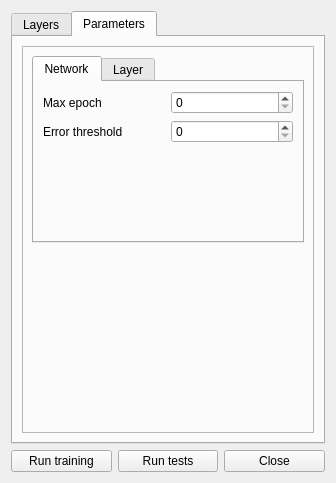
kee-reel/PLAG, file Plugins/NeuralNetworkView/mainform.ui: the form before one commit.
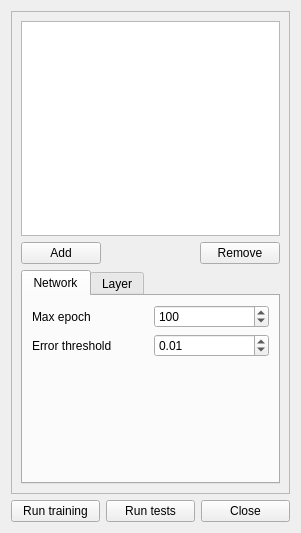
The form after the commit. The open tabs and pages were chosen to show the change.

Patch:
```diff
--- a/Plugins/NeuralNetworkView/mainform.ui
+++ b/Plugins/NeuralNetworkView/mainform.ui
@@ -6,8 +6,8 @@
    <rect>
     <x>0</x>
     <y>0</y>
-    <width>336</width>
-    <height>483</height>
+    <width>301</width>
+    <height>533</height>
    </rect>
   </property>
   <property name="windowTitle">
@@ -15,26 +15,6 @@
   </property>
   <layout class="QVBoxLayout" name="verticalLayout_6">
    <item>
-    <widget class="QTabWidget" name="tabWidget_2">
-     <property name="currentIndex">
-      <number>1</number>
-     </property>
-     <widget class="QWidget" name="tabLayers">
-      <attribute name="title">
-       <string>Layers</string>
-      </attribute>
-      <layout class="QVBoxLayout" name="verticalLayout_4">
-       <item>
-        <widget class="QListView" name="listView"/>
-       </item>
-      </layout>
-     </widget>
-     <widget class="QWidget" name="tabParameters">
-      <attribute name="title">
-       <string>Parameters</string>
-      </attribute>
-      <layout class="QVBoxLayout" name="verticalLayout_5">
-       <item>
         <widget class="QFrame" name="frame">
          <property name="frameShape">
           <enum>QFrame::StyledPanel</enum>
@@ -43,6 +23,40 @@
           <enum>QFrame::Raised</enum>
          </property>
          <layout class="QVBoxLayout" name="verticalLayout_3">
+      <item>
+       <widget class="QListView" name="listView"/>
+      </item>
+      <item>
+       <layout class="QHBoxLayout" name="horizontalLayout_3">
+        <item>
+         <widget class="QPushButton" name="buttonAdd">
+          <property name="text">
+           <string>Add</string>
+          </property>
+         </widget>
+        </item>
+        <item>
+         <spacer name="horizontalSpacer">
+          <property name="orientation">
+           <enum>Qt::Horizontal</enum>
+          </property>
+          <property name="sizeHint" stdset="0">
+           <size>
+            <width>40</width>
+            <height>20</height>
+           </size>
+          </property>
+         </spacer>
+        </item>
+        <item>
+         <widget class="QPushButton" name="buttonRemove">
+          <property name="text">
+           <string>Remove</string>
+          </property>
+         </widget>
+        </item>
+       </layout>
+      </item>
           <item>
            <widget class="QTabWidget" name="tabWidget">
             <property name="currentIndex">
@@ -63,7 +77,20 @@
                  </widget>
                 </item>
                 <item>
-                 <widget class="QSpinBox" name="spinBox"/>
+             <widget class="QSpinBox" name="spinEpoch">
+              <property name="accelerated">
+               <bool>true</bool>
+              </property>
+              <property name="minimum">
+               <number>1</number>
+              </property>
+              <property name="maximum">
+               <number>10000</number>
+              </property>
+              <property name="value">
+               <number>100</number>
+              </property>
+             </widget>
                 </item>
                </layout>
               </item>
@@ -77,7 +104,26 @@
                  </widget>
                 </item>
                 <item>
-                 <widget class="QSpinBox" name="spinBox_2"/>
+             <widget class="QDoubleSpinBox" name="spinErrorThreshold">
+              <property name="accelerated">
+               <bool>true</bool>
+              </property>
+              <property name="decimals">
+               <number>2</number>
+              </property>
+              <property name="minimum">
+               <double>0.000000000000000</double>
+              </property>
+              <property name="maximum">
+               <double>1.000000000000000</double>
+              </property>
+              <property name="singleStep">
+               <double>0.010000000000000</double>
+              </property>
+              <property name="value">
+               <double>0.010000000000000</double>
+              </property>
+             </widget>
                 </item>
                </layout>
               </item>
@@ -175,24 +221,7 @@
             </widget>
            </widget>
           </item>
-          <item>
-           <spacer name="verticalSpacer">
-            <property name="orientation">
-             <enum>Qt::Vertical</enum>
-            </property>
-            <property name="sizeHint" stdset="0">
-             <size>
-              <width>20</width>
-              <height>40</height>
-             </size>
-            </property>
-           </spacer>
-          </item>
-         </layout>
-        </widget>
-       </item>
-      </layout>
-     </widget>
+     </layout>
     </widget>
    </item>
    <item>
```
Lines whose indentation alone changed are shown as unchanged.
